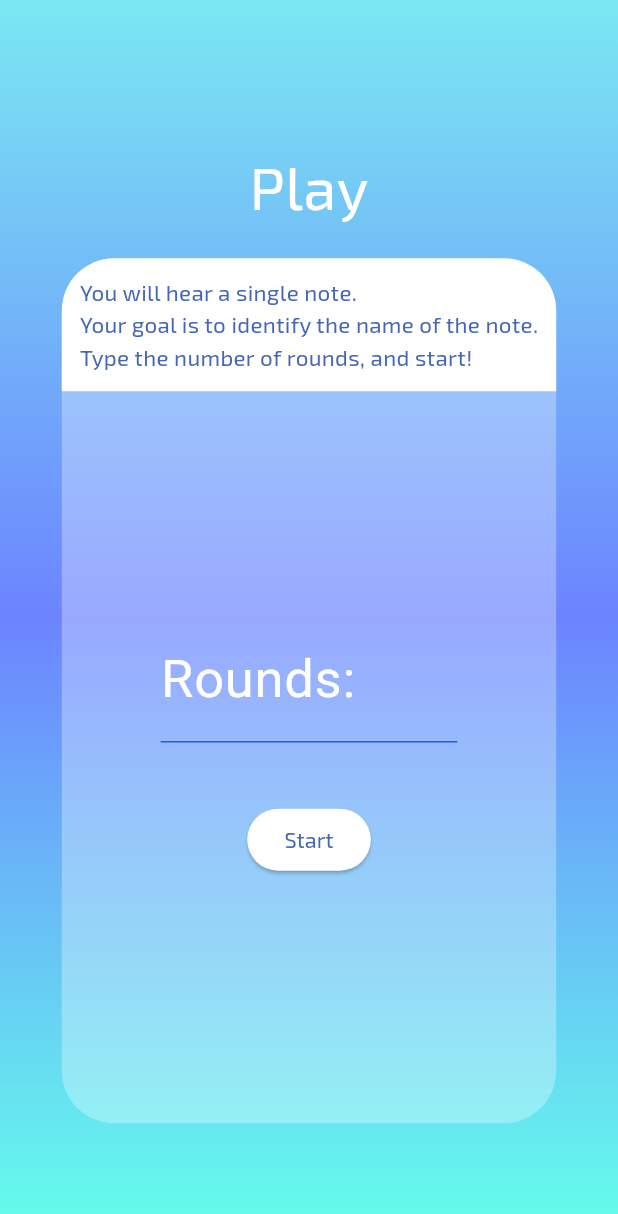
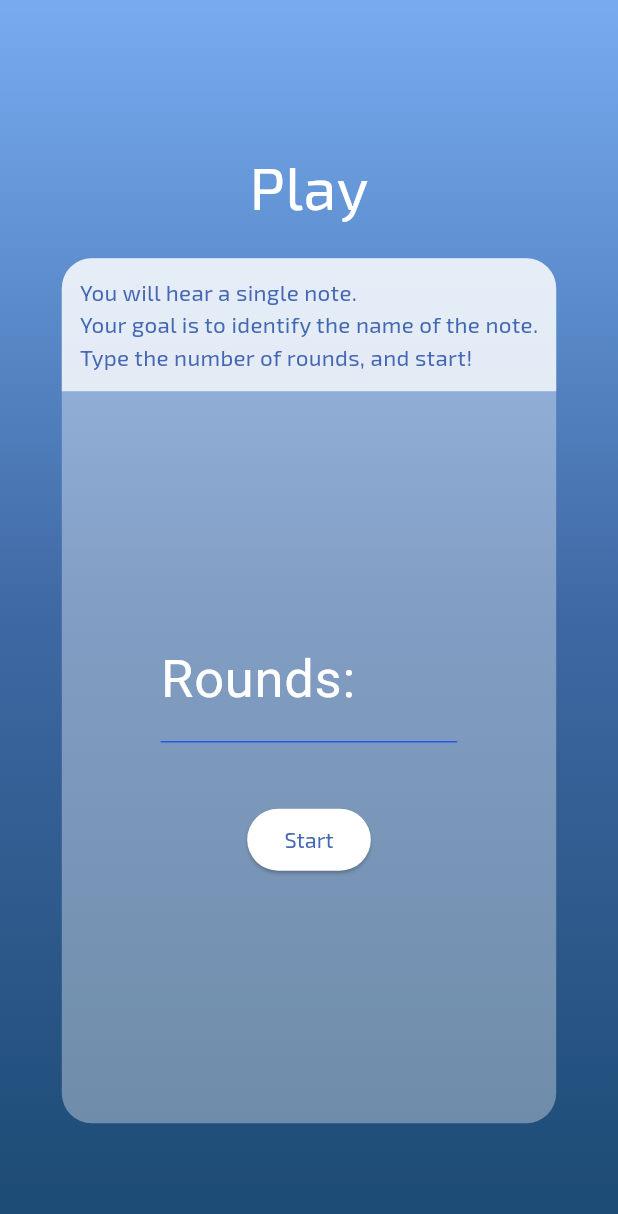
Before and after one commit to PT00/Perfect_Pitch_App, a Flutter app: the screen it shows after launch, after a tap on "Start", on a phone screen of 412 x 824 dp. Shown: the top 1214 px of the screen. Run offline on Flutter 3.47's test engine with Material 2 defaults, Android fonts, the phone set to English and light mode, and no system bars; our stand-ins replace audioplayers, shared_preferences; Roboto replaces fonts that are missing (Exo2-Light); project files that could hold a hidden picture were left out.

Commit message:
App main background color changed. Round logic bug fixed.

```diff
--- a/perfect_pitch_app/lib/black_tile.dart
+++ b/perfect_pitch_app/lib/black_tile.dart
@@ -93,8 +93,8 @@ class _BlackTileState extends State<BlackTile> {
               bottomRight: Radius.circular(20),
             ),
             color: isPressed
-                ? Color.fromRGBO(78, 152, 249, 1)
-                : Color.fromRGBO(118, 177, 255, 1),
+                ? Color.fromARGB(255, 27, 74, 115)
+                : Color.fromRGBO(62, 104, 163, 1),
           ),
           child: Align(
             alignment: Alignment.bottomCenter,
--- a/perfect_pitch_app/lib/game_page.dart
+++ b/perfect_pitch_app/lib/game_page.dart
@@ -49,9 +49,9 @@ class _GamePageState extends State<GamePage> {
             begin: Alignment.topCenter,
             end: Alignment.bottomCenter,
             colors: [
-              Color.fromRGBO(122, 232, 242, 1),
-              Color.fromRGBO(108, 132, 255, 1),
-              Color.fromRGBO(100, 255, 236, 1),
+              Color.fromRGBO(119, 172, 241, 1),
+              Color.fromRGBO(62, 104, 163, 1),
+              Color.fromARGB(255, 27, 74, 115)
             ],
           ),
         ),
--- a/perfect_pitch_app/lib/home_page.dart
+++ b/perfect_pitch_app/lib/home_page.dart
@@ -25,9 +25,9 @@ class _HomePageState extends State<HomePage> {
             begin: Alignment.topCenter,
             end: Alignment.bottomCenter,
             colors: [
-              Color.fromRGBO(122, 232, 242, 1),
-              Color.fromRGBO(108, 132, 255, 1),
-              Color.fromRGBO(100, 255, 236, 1),
+              Color.fromRGBO(119, 172, 241, 1),
+              Color.fromRGBO(62, 104, 163, 1),
+              Color.fromARGB(255, 27, 74, 115)
             ],
           ),
         ),
@@ -56,9 +56,9 @@ class _HomePageState extends State<HomePage> {
                     ),
                     Container(
                       decoration: BoxDecoration(
-                        color: Color.fromRGBO(255, 255, 255, 0.3),
+                        color: Color.fromRGBO(255, 255, 255, 0.35),
                         borderRadius:
-                            const BorderRadius.all(Radius.circular(35)),
+                            const BorderRadius.all(Radius.circular(20)),
                       ),
                       height: MediaQuery.of(context).size.height * 0.7,
                       width: MediaQuery.of(context).size.width * 0.8,
@@ -68,10 +68,10 @@ class _HomePageState extends State<HomePage> {
                           Container(
                             width: MediaQuery.of(context).size.width * 0.8,
                             decoration: const BoxDecoration(
-                                color: Color.fromRGBO(255, 255, 255, 1),
+                                color: Color.fromRGBO(255, 255, 255, 0.75),
                                 borderRadius: BorderRadius.only(
-                                    topLeft: Radius.circular(35),
-                                    topRight: Radius.circular(35))),
+                                    topLeft: Radius.circular(20),
+                                    topRight: Radius.circular(20))),
                             child: const Padding(
                               padding: const EdgeInsets.all(12.0),
                               child: FittedBox(
@@ -131,7 +131,10 @@ class _HomePageState extends State<HomePage> {
                                   ),
                                   onPressed: () {
                                     FocusScope.of(context).unfocus();
-                                    if (roundsController.text == '') {
+                                    if (roundsController.text == '' ||
+                                        int.parse(roundsController.text) <= 0 ||
+                                        int.parse(roundsController.text)
+                                            is double) {
                                     } else {
                                       UserSimplePreferences.setRounds(
                                         int.parse(roundsController.text),
```
Also changed, not shown: perfect_pitch_app/lib/end_menu.dart (+5 -5 lines).
